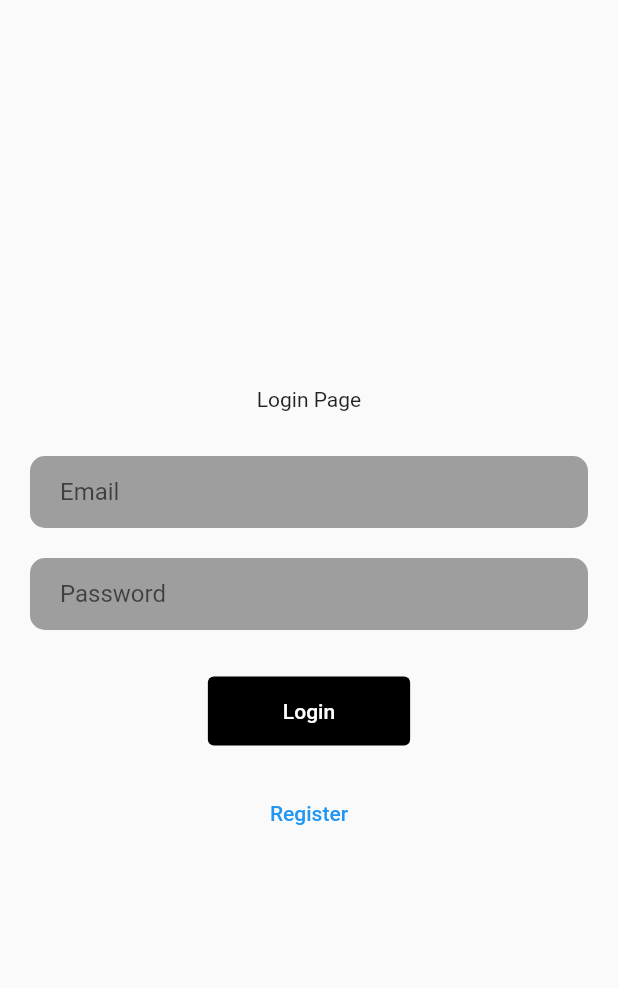
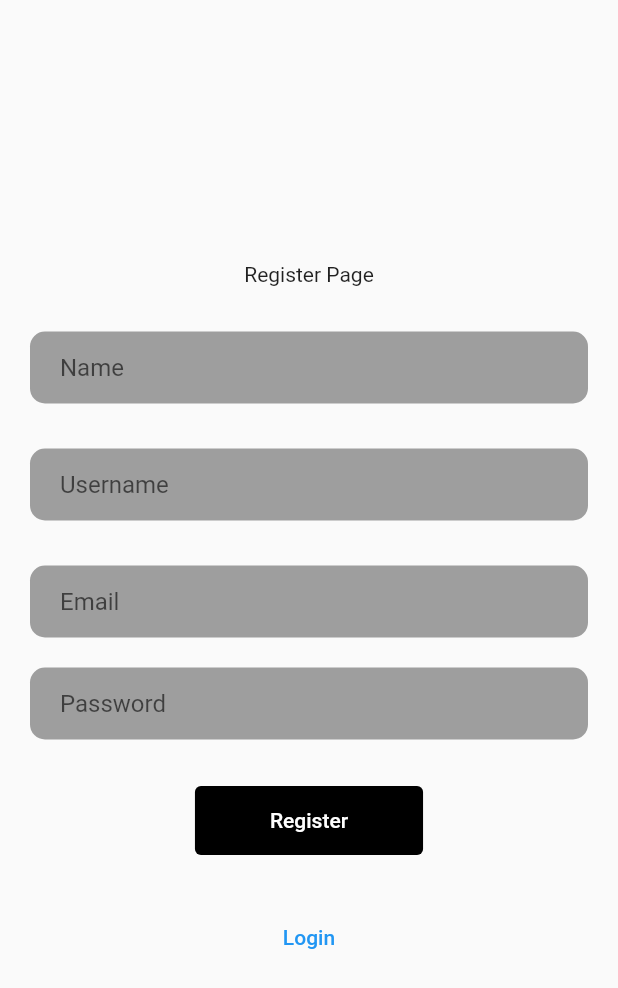
Before and after one commit to LOREYLOLIM/flutter_forumapp, a Flutter app: the screen it shows after launch, after a tap on "Register", on a phone screen of 412 x 824 dp. Shown: the top 988 px of the screen. Run offline on Flutter 3.47's test engine with Material 2 defaults, Android fonts, the phone set to English and light mode, and no system bars; our stand-ins replace get.

Commit message:
new commit

```diff
--- a/mobile/lib/main.dart
+++ b/mobile/lib/main.dart
@@ -1,5 +1,6 @@
 import 'package:flutter/material.dart';
 import 'package:forumapp/views/login_page.dart';
+import 'package:get/get.dart';
 
 void main() {
   runApp(const MyApp());
@@ -11,7 +12,7 @@ class MyApp extends StatelessWidget {
   // This widget is the root of your application.
   @override
   Widget build(BuildContext context) {
-    return const MaterialApp(
+    return const GetMaterialApp(
       debugShowCheckedModeBanner: false,
       title: 'Forum App',
       home: LoginPage(),
--- a/mobile/lib/views/login_page.dart
+++ b/mobile/lib/views/login_page.dart
@@ -1,6 +1,8 @@
 import 'package:flutter/material.dart';
+import 'package:forumapp/views/register_page.dart';
 import 'package:forumapp/views/widgets/input_widget.dart';
 // import 'package:google_fonts/google_fonts.dart';
+import 'package:get/get.dart';
 
 class LoginPage extends StatefulWidget {
   const LoginPage({super.key});
@@ -66,7 +68,15 @@ class _LoginPageState extends State<LoginPage> {
               height: 20,
             ),
             TextButton(
-              onPressed: () {},
+              onPressed: () {
+                Get.to(() => const RegisterPage());
+                // Navigator.pop(
+                //   context,
+                //   MaterialPageRoute(
+                //     builder: (context) => const RegisterPage(),
+                //   ),
+                // );
+              },
               child: const Text(
                 'Register',
               ),
--- a/mobile/lib/views/register_page.dart
+++ b/mobile/lib/views/register_page.dart
@@ -1,5 +1,7 @@
 import 'package:flutter/material.dart';
+import 'package:forumapp/views/login_page.dart';
 import 'package:forumapp/views/widgets/input_widget.dart';
+import 'package:get/get.dart';
 // import 'package:google_fonts/google_fonts.dart';
 
 class RegisterPage extends StatefulWidget {
@@ -10,6 +12,8 @@ class RegisterPage extends StatefulWidget {
 }
 
 class _RegisterPageState extends State<RegisterPage> {
+  final TextEditingController _nameController = TextEditingController();
+  final TextEditingController _usernameController = TextEditingController();
   final TextEditingController _emailController = TextEditingController();
   final TextEditingController _passwordController = TextEditingController();
 
@@ -28,8 +32,24 @@ class _RegisterPageState extends State<RegisterPage> {
           crossAxisAlignment: CrossAxisAlignment.center,
           children: [
             const Text(
-              'Login Page',
+              'Register Page',
               // style: GoogleFonts.poppins(fontSize: 30),
+            ),
+            const SizedBox(
+              height: 30,
+            ),
+            InputWidget(
+              hintText: 'Name',
+              controller: _nameController,
+              obscureText: false,
+            ),
+            const SizedBox(
+              height: 30,
+            ),
+            InputWidget(
+              hintText: 'Username',
+              controller: _usernameController,
+              obscureText: false,
             ),
             const SizedBox(
               height: 30,
@@ -60,7 +80,24 @@ class _RegisterPageState extends State<RegisterPage> {
                 ),
               ),
               onPressed: () {},
-              child: const Text('Login'),
+              child: const Text('Register'),
+            ),
+            const SizedBox(
+              height: 30,
+            ),
+            TextButton(
+              onPressed: () {
+                Get.to(() => const LoginPage());
+                // Navigator.pop(
+                //   context,
+                //   MaterialPageRoute(
+                //     builder: (context) => const RegisterPage(),
+                //   ),
+                // );
+              },
+              child: const Text(
+                'Login',
+              ),
             )
           ],
         ),
--- a/mobile/pubspec.yaml
+++ b/mobile/pubspec.yaml
@@ -28,13 +28,16 @@ environment:
 # the latest version available on pub.dev. To see which dependencies have newer
 # versions available, run `flutter pub outdated`.
 dependencies:
+
   flutter:
     sdk: flutter
+
 
 
   # The following adds the Cupertino Icons font to your application.
   # Use with the CupertinoIcons class for iOS style icons.
   cupertino_icons: ^1.0.2
+  get: ^4.6.5
 
 dev_dependencies:
   flutter_test:
```
Also changed, not shown: mobile/pubspec.lock.
